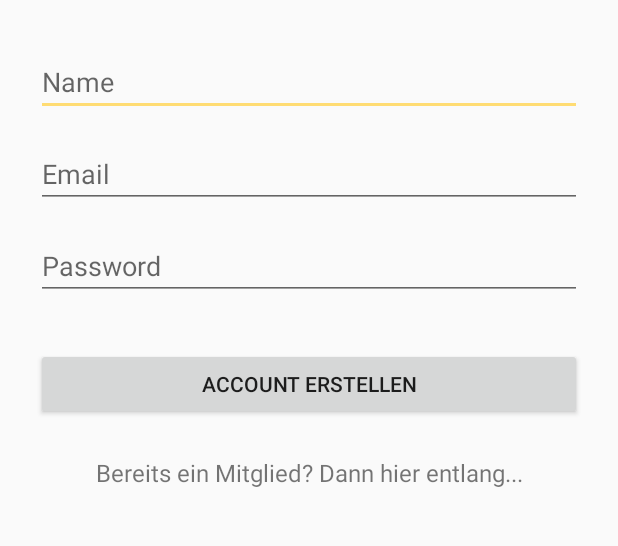
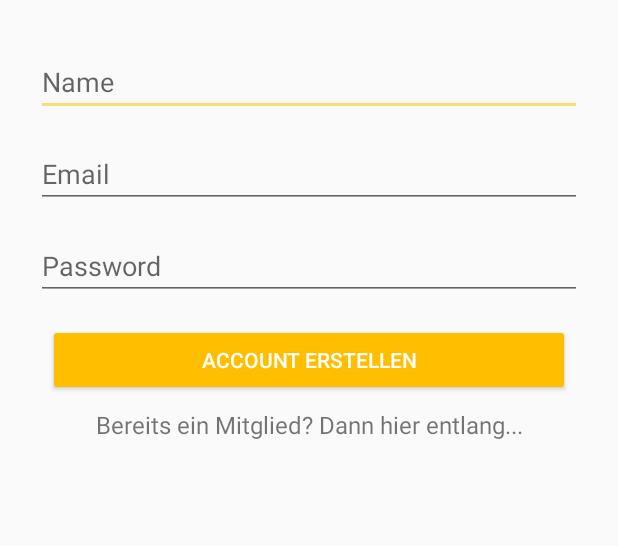
Before and after one commit to Wieee/WGPlaner, an Android app: the ActivitySignUp screen opened directly, with no data from a screen before it, on a phone screen of 412 x 824 dp, the part 276-822 px from its top. Run offline under Robolectric (Android 15) with nearby library versions, the phone set to English and light mode, and no system bars; our stand-ins replace Firebase (no records; nobody signed in at launch, a user with empty details on screens opened directly).

Commit message:
GUI update

```diff
--- a/app/src/main/res/layout/activity_sign_up.xml
+++ b/app/src/main/res/layout/activity_sign_up.xml
@@ -48,11 +48,14 @@
 
         <android.support.v7.widget.AppCompatButton
             android:id="@+id/signup_btn_signup"
-            android:layout_width="fill_parent"
+            android:layout_width="match_parent"
             android:layout_height="wrap_content"
-            android:layout_marginBottom="24dp"
-            android:layout_marginTop="24dp"
+            android:layout_gravity="center"
             android:padding="12dp"
+            android:layout_margin="8dp"
+            android:backgroundTint="@color/colorPrimary"
+            android:textColor="@color/white"
+
             android:text="Account Erstellen" />
 
         <TextView
--- a/app/src/main/res/layout/haushaltsbuch_dialog_new_expense.xml
+++ b/app/src/main/res/layout/haushaltsbuch_dialog_new_expense.xml
@@ -9,7 +9,7 @@
 
     <LinearLayout
         android:layout_width="match_parent"
-        android:layout_height="wrap_content"
+        android:layout_height="match_parent"
         android:orientation="vertical">
 
         <TextView
@@ -38,7 +38,7 @@
             android:id="@+id/haushaltsbuch_dialog_amount"
             android:layout_width="match_parent"
             android:layout_height="wrap_content"
-            android:layout_margintop="12dp"
+            android:layout_marginTop="12dp"
             android:layout_marginRight="24dp"
             android:layout_marginLeft="24dp"
             android:ems="10"
```
Also changed, not shown: app/src/main/res/layout/activity_login.xml (+6 -3 lines).
